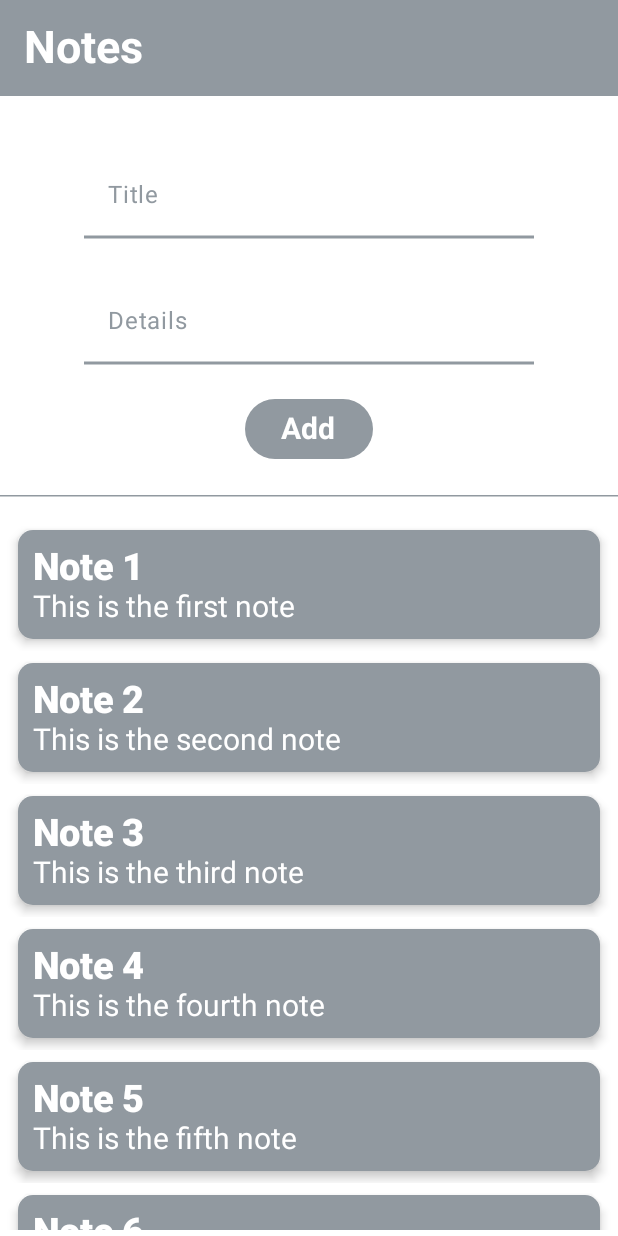
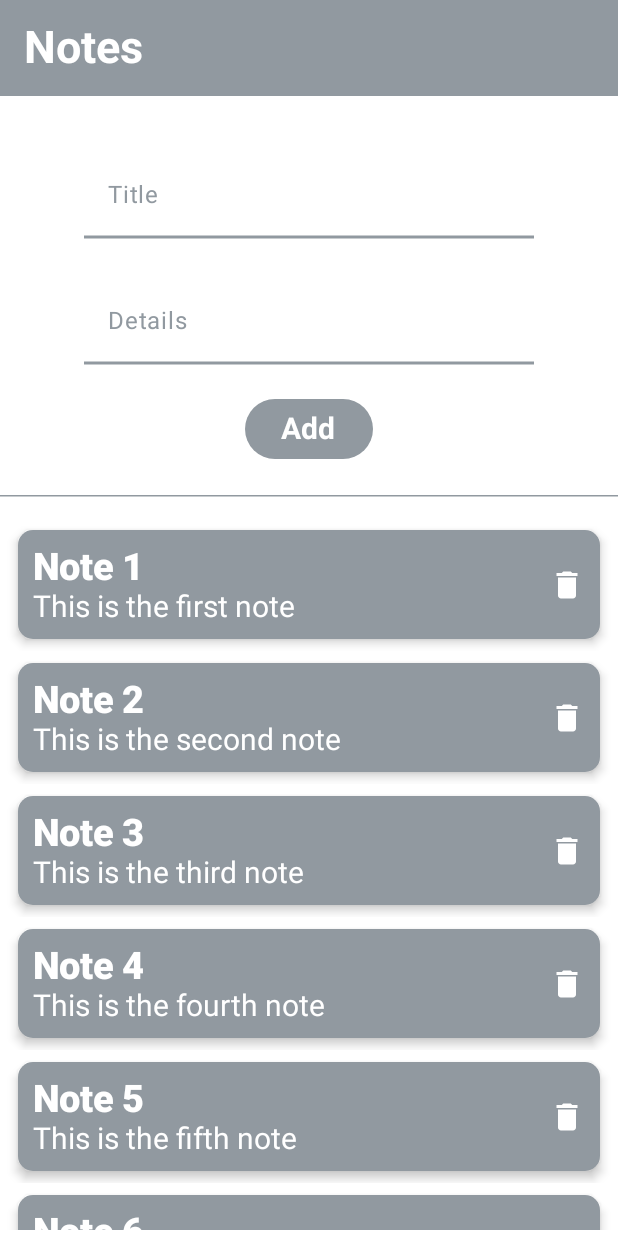
Before and after one commit to ahmedazizi3/Note-App, an Android app built with Jetpack Compose: the @Preview function NoteScreenPreview, on a phone screen of 412 x 824 dp. Run offline under Robolectric (Android 15) with nearby library versions, the phone set to English and light mode, and no system bars.

```diff
--- a/app/build.gradle.kts
+++ b/app/build.gradle.kts
@@ -41,6 +41,8 @@ android {
 
 dependencies {
 
+    implementation(libs.androidx.lifecycle.viewmodel.compose)
+
     implementation(libs.androidx.core.ktx)
     implementation(libs.androidx.lifecycle.runtime.ktx)
     implementation(libs.androidx.activity.compose)
--- a/app/src/main/java/azizi/ahmed/note/components/NoteCard.kt
+++ b/app/src/main/java/azizi/ahmed/note/components/NoteCard.kt
@@ -1,12 +1,20 @@
 package azizi.ahmed.note.components
 
 import androidx.compose.foundation.background
+import androidx.compose.foundation.clickable
+import androidx.compose.foundation.layout.Arrangement
 import androidx.compose.foundation.layout.Column
+import androidx.compose.foundation.layout.Row
+import androidx.compose.foundation.layout.fillMaxHeight
+import androidx.compose.foundation.layout.fillMaxSize
 import androidx.compose.foundation.layout.fillMaxWidth
 import androidx.compose.foundation.layout.padding
 import androidx.compose.foundation.shape.RoundedCornerShape
+import androidx.compose.material.icons.Icons
+import androidx.compose.material.icons.filled.Delete
 import androidx.compose.material3.Card
 import androidx.compose.material3.CardDefaults
+import androidx.compose.material3.Icon
 import androidx.compose.material3.Text
 import androidx.compose.runtime.Composable
 import androidx.compose.ui.Alignment
@@ -16,13 +24,16 @@ import androidx.compose.ui.text.font.FontWeight
 import androidx.compose.ui.tooling.preview.Preview
 import androidx.compose.ui.unit.dp
 import androidx.compose.ui.unit.sp
+import azizi.ahmed.note.model.Note
 
 @Composable
 fun NoteCard(
     modifier: Modifier = Modifier,
     title: String,
     details: String,
-    noteAppGrayColor: Color
+    noteAppGrayColor: Color,
+    onNoteClicked: (Note) -> Unit,
+    note: Note
 ) {
     Card(
         shape = RoundedCornerShape(10.dp),
@@ -38,11 +49,15 @@ fun NoteCard(
         ),
 
     ) {
-        Column(
+        Row(
             modifier = modifier
                 .fillMaxWidth()
                 .padding(10.dp),
-            horizontalAlignment = Alignment.Start
+            horizontalArrangement = Arrangement.SpaceBetween,
+            verticalAlignment = Alignment.CenterVertically
+        ) {
+            Column(
+                modifier = modifier.fillMaxHeight()
             ) {
                 Text(
                     text = title,
@@ -57,16 +72,25 @@ fun NoteCard(
                     fontWeight = FontWeight.Normal
                 )
             }
+            Icon(
+                imageVector = Icons.Default.Delete,
+                contentDescription = null,
+                tint = Color.White,
+                modifier = modifier.clickable {
+                    onNoteClicked(note)
+                }
+            )
+        }
     }
 }
 
-@Preview(showBackground = true)
-@Composable
-private fun NoteCardPreview() {
-    NoteCard(
-        title = "Note 1",
-        details = "This is the first note",
-        noteAppGrayColor = Color(0xFF9199A0)
-    )
-
-}
+//@Preview(showBackground = true)
+//@Composable
+//private fun NoteCardPreview() {
+//    NoteCard(
+//        title = "Note 1",
+//        details = "This is the first note",
+//        noteAppGrayColor = Color(0xFF9199A0)
+//    )
+//
+//}
--- a/gradle/libs.versions.toml
+++ b/gradle/libs.versions.toml
@@ -11,6 +11,7 @@ composeBom = "2024.04.01"
 
 [libraries]
 androidx-core-ktx = { group = "androidx.core", name = "core-ktx", version.ref = "coreKtx" }
+androidx-lifecycle-viewmodel-compose = { group = "androidx.lifecycle", name = "lifecycle-viewmodel-compose", version.ref = "lifecycleRuntimeKtx" }
 junit = { group = "junit", name = "junit", version.ref = "junit" }
 androidx-junit = { group = "androidx.test.ext", name = "junit", version.ref = "junitVersion" }
 androidx-espresso-core = { group = "androidx.test.espresso", name = "espresso-core", version.ref = "espressoCore" }
```
Also changed, not shown: app/src/main/java/azizi/ahmed/note/MainActivity.kt (+10 -11 lines), app/src/main/java/azizi/ahmed/note/screens/NoteScreen.kt (+8 -1 lines), app/src/main/java/azizi/ahmed/note/screens/NoteViewModel.kt (added, +21 -0 lines). Lines whose indentation alone changed are shown as unchanged.
